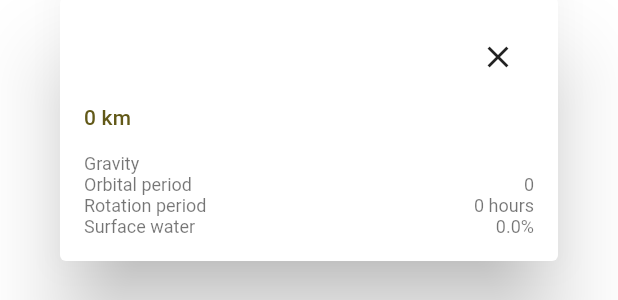
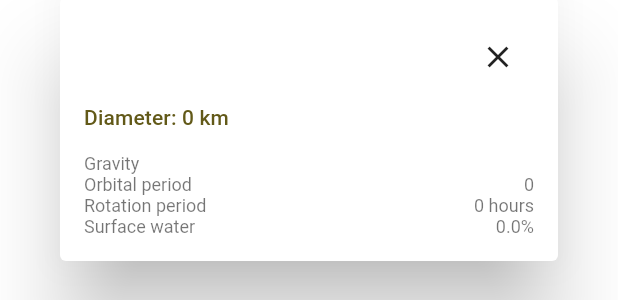
Before and after one commit to betazetadev/star-wars-info, a Flutter app: the PlanetDetailsDialog widget shown alone on an empty page, opened directly with empty values, on a phone screen of 412 x 824 dp. Shown: the part 489-789 px from the top of the screen. Run offline on Flutter 3.47's test engine with Material 2 defaults, Android fonts, the phone set to English and light mode, and no system bars; our stand-ins replace graphql_flutter; generated files the repository leaves out were written again; network calls fail.

Commit message:
Translated the texts from the planets details dialog

```diff
--- a/lib/l10n/app_en.arb
+++ b/lib/l10n/app_en.arb
@@ -2,6 +2,8 @@
     "appbar_title": "Star Wars (EN)",
 
     "birth_year": "Birth year",
+
+    "climates": "Climates",
 
     "eye_color": "Eye color",
 
@@ -23,15 +25,44 @@
     "film_release_date_title": "Release date",
     "films": "Films",
 
+    "gravity": "Gravity",
+
     "height": "Height",
 
     "not_available": "n/a",
 
+    "orbital_period": "Orbital period",
+
     "people": "People",
+    "planet_diameter_text": "Diameter: {diameter} km",
+    "@planet_diameter_text": {
+      "description": "Planet diameter (km)",
+      "placeholders": {
+        "diameter": {
+          "type": "num",
+          "example": "Diameter: 10200 km"
+        }
+      }
+    },
+    "planet_rotation_period_text": "{rotation} hours",
+    "@planet_rotation_period_text": {
+      "description": "Planet rotation time (in hours)",
+      "placeholders": {
+        "rotation": {
+          "type": "num",
+          "example": "1 hours"
+        }
+      }
+    },
     "planets": "Planets",
+
+    "rotation_period": "Rotation period",
 
     "species": "Species",
     "starships": "Starships",
+    "surface_water": "Surface water",
+
+    "terrains": "Terrains",
 
     "vehicles": "Vehicles"
 }
--- a/lib/view/details/planet_details.dart
+++ b/lib/view/details/planet_details.dart
@@ -1,10 +1,10 @@
 import 'package:flutter/material.dart';
-import 'package:star_wars/util/text_utils.dart';
 import 'package:star_wars/widget/chip_list_widget.dart';
 import 'package:star_wars/widget/details_header_widget.dart';
 import 'package:star_wars/widget/details_row_widget.dart';
 import 'package:star_wars/widget/details_subheader_widget.dart';
 import '../../model/planet.dart';
+import 'package:flutter_gen/gen_l10n/app_localizations.dart';
 
 class PlanetDetailsDialog extends StatelessWidget {
   final Planet planet;
@@ -21,19 +21,43 @@ class PlanetDetailsDialog extends StatelessWidget {
           crossAxisAlignment: CrossAxisAlignment.start,
           children: [
             detailsHeaderWidget(context, planet.name),
-            detailsSubheaderWidget(context, "${planet.diameter} km"),
+            detailsSubheaderWidget(
+                context,
+                AppLocalizations.of(context)
+                        ?.planet_diameter_text(planet.diameter ?? 0) ??
+                    AppLocalizations.of(context)!.not_available),
             detailsRowWidget(
-                context, "Gravity", planet.gravity.replaceAll(',', '\n')),
+                context,
+                AppLocalizations.of(context)?.gravity ??
+                    AppLocalizations.of(context)!.not_available,
+                planet.gravity.replaceAll(',', '\n')),
             detailsRowWidget(
-                context, "Orbital period", planet.orbitalPeriod.toString()),
+                context,
+                AppLocalizations.of(context)?.orbital_period ??
+                    AppLocalizations.of(context)!.not_available,
+                planet.orbitalPeriod.toString()),
             detailsRowWidget(
-                context, "Rotation period", "${planet.rotationPeriod} hours"),
+                context,
+                AppLocalizations.of(context)?.rotation_period ??
+                    AppLocalizations.of(context)!.not_available,
+                AppLocalizations.of(context)?.planet_rotation_period_text(
+                        planet.rotationPeriod ?? 0) ??
+                    AppLocalizations.of(context)!.not_available),
             detailsRowWidget(
-                context, "Surface water", "${planet.surfaceWater}%"),
+                context,
+                AppLocalizations.of(context)?.surface_water ??
+                    AppLocalizations.of(context)!.not_available,
+                "${planet.surfaceWater}%"),
             chipListWidget(
-                context: context, items: planet.climates, title: "Climates"),
+                context: context,
+                items: planet.climates,
+                title: AppLocalizations.of(context)?.climates ??
+                    AppLocalizations.of(context)!.not_available),
             chipListWidget(
-                context: context, items: planet.terrains, title: "Terrains"),
+                context: context,
+                items: planet.terrains,
+                title: AppLocalizations.of(context)?.terrains ??
+                    AppLocalizations.of(context)!.not_available),
             const SizedBox(height: 16),
           ],
         ),
```
Also changed, not shown: lib/l10n/app_es.arb (+31 -0 lines).
